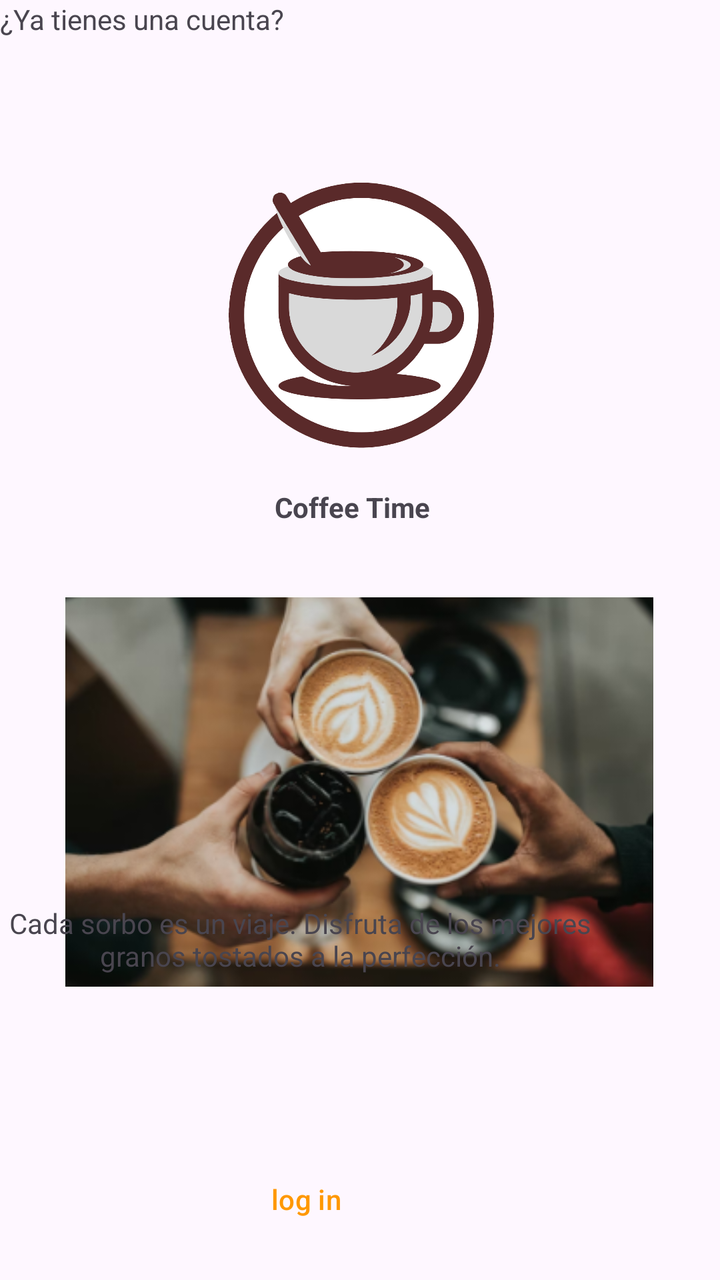
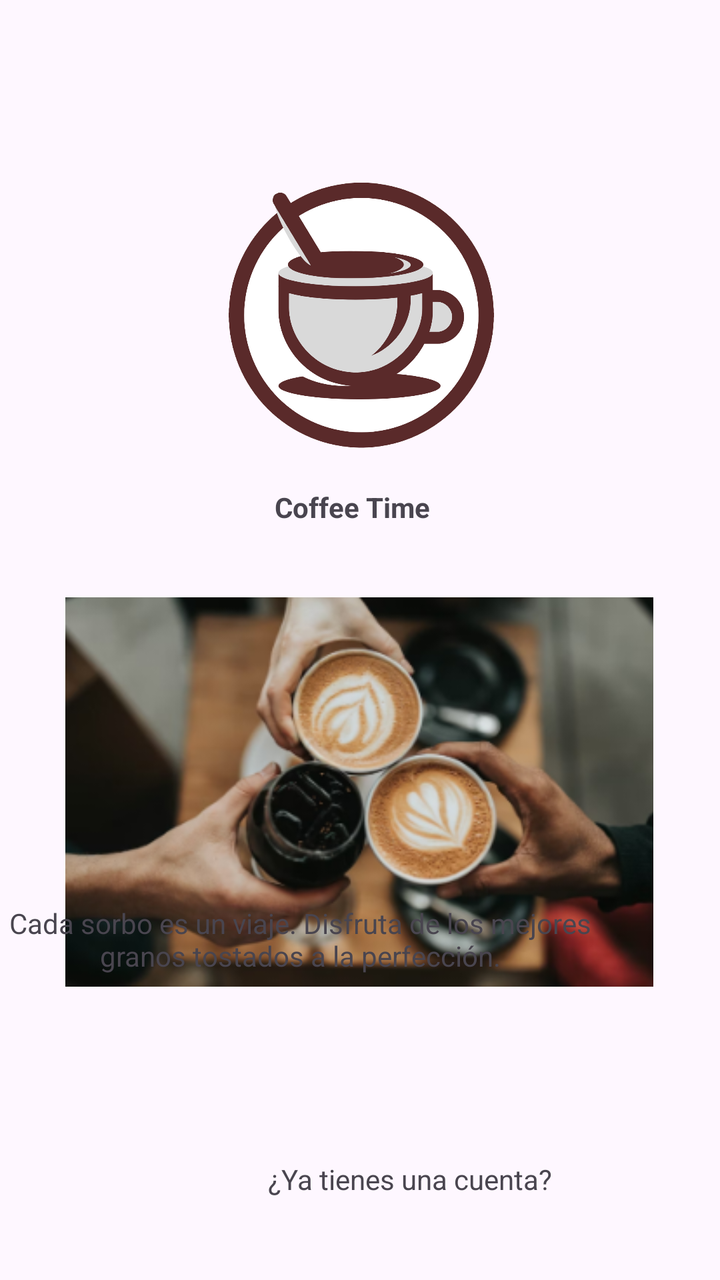

The first picture is an Android layout as it rendered before a commit; the second is the same layout after the commit. The layout source and the unified diff follow.
<!-- AndroidManifest.xml: application theme Theme.Cafeteria -->
<!-- res/layout/activity_main.xml -->
<?xml version="1.0" encoding="utf-8"?>
<androidx.constraintlayout.widget.ConstraintLayout xmlns:android="http://schemas.android.com/apk/res/android"
    xmlns:app="http://schemas.android.com/apk/res-auto"
    xmlns:tools="http://schemas.android.com/tools"
    android:id="@+id/main"
    android:layout_width="match_parent"
    android:layout_height="match_parent"
    tools:context=".MainActivity">


    <ImageView
        android:id="@+id/imageView"
        android:layout_width="266dp"
        android:layout_height="268dp"
        android:layout_marginStart="130dp"
        android:layout_marginTop="32dp"
        android:layout_marginEnd="131dp"
        android:src="@drawable/logo_coffe"
        app:layout_constraintEnd_toEndOf="parent"
        app:layout_constraintHorizontal_bias="0.495"
        app:layout_constraintStart_toStartOf="parent"
        app:layout_constraintTop_toTopOf="parent" />

    <ImageView
        android:id="@+id/imgLogo2"
        android:layout_width="294dp"
        android:layout_height="200dp"
        android:layout_marginTop="296dp"
        android:src="@drawable/tres_tazas"
        app:layout_constraintEnd_toEndOf="parent"
        app:layout_constraintHorizontal_bias="0.495"
        app:layout_constraintStart_toStartOf="parent"
        app:layout_constraintTop_toTopOf="parent" />

    <TextView
        android:id="@+id/textView2"
        android:layout_width="86dp"
        android:layout_height="19dp"
        android:layout_marginStart="32dp"
        android:layout_marginTop="244dp"
        android:layout_marginEnd="24dp"
        android:text="Coffee Time"
        android:textStyle="bold"
        app:layout_constraintEnd_toEndOf="parent"
        app:layout_constraintHorizontal_bias="0.483"
        app:layout_constraintStart_toStartOf="parent"
        app:layout_constraintTop_toTopOf="parent" />

    <TextView
        android:id="@+id/textView3"
        android:layout_width="296dp"
        android:layout_height="57dp"
        android:layout_marginStart="53dp"
        android:layout_marginTop="7dp"
        android:layout_marginEnd="62dp"
        android:gravity="center"
        android:text="Cada sorbo es un viaje. Disfruta de los mejores     granos tostados a la perfección."
        app:layout_constraintBottom_toBottomOf="parent"
        app:layout_constraintEnd_toEndOf="parent"
        app:layout_constraintHorizontal_bias="1.0"
        app:layout_constraintStart_toStartOf="parent"
        app:layout_constraintTop_toTopOf="parent"
        app:layout_constraintVertical_bias="0.754" />

    <Button
        android:id="@+id/button"
        android:layout_width="270dp"
        android:layout_height="60dp"
        android:layout_marginStart="9dp"
        android:layout_marginTop="580dp"
        android:layout_marginBottom="91dp"
        android:text="Empezar"
        app:layout_constraintBottom_toBottomOf="parent"
        app:layout_constraintEnd_toEndOf="parent"
        app:layout_constraintHorizontal_bias="0.477"
        app:layout_constraintStart_toStartOf="parent"
        app:layout_constraintTop_toTopOf="parent"
        app:layout_constraintVertical_bias="0.0"
        android:backgroundTint="#FF9800"/>

    <TextView
        android:id="@+id/textView4"
        android:layout_width="wrap_content"
        android:layout_height="wrap_content"
        android:text="¿Ya tienes una cuenta?"
        tools:layout_editor_absoluteX="134dp"
        tools:layout_editor_absoluteY="654dp" />

    <Button
        android:layout_width="84dp"
        android:layout_height="41dp"
        android:layout_marginStart="162dp"
        android:layout_marginTop="10dp"
        android:layout_marginEnd="165dp"
        android:layout_marginBottom="20dp"
        android:background="@android:color/transparent"
        android:text="log in"
        android:textColor="#FF9800"
        app:layout_constraintBottom_toBottomOf="parent"
        app:layout_constraintEnd_toEndOf="parent"
        app:layout_constraintHorizontal_bias="1.0"
        app:layout_constraintStart_toStartOf="parent"
        app:layout_constraintTop_toBottomOf="@+id/textView4"
        app:layout_constraintVertical_bias="1.0" />

</androidx.constraintlayout.widget.ConstraintLayout>
<!-- resources referenced by this layout -->
<resources>
  <!-- drawable logo_coffe: png bitmap (drawable, 106600 bytes) -->
  <!-- drawable tres_tazas: png bitmap (drawable, 113190 bytes) -->
  <style name="Theme.Cafeteria" parent="Base.Theme.Cafeteria" />
  <style name="Base.Theme.Cafeteria" parent="Theme.Material3.DayNight.NoActionBar">
          
          
      </style>
</resources>

<!-- the commit's change to res/layout/activity_main.xml (unified diff, before → after) -->
@@ -80,13 +80,22 @@
 
     <TextView
         android:id="@+id/textView4"
-        android:layout_width="wrap_content"
-        android:layout_height="wrap_content"
+        android:layout_width="142dp"
+        android:layout_height="19dp"
+        android:layout_marginStart="134dp"
+        android:layout_marginTop="20dp"
+        android:layout_marginEnd="135dp"
+        android:layout_marginBottom="50dp"
         android:text="¿Ya tienes una cuenta?"
-        tools:layout_editor_absoluteX="134dp"
-        tools:layout_editor_absoluteY="654dp" />
+        app:layout_constraintBottom_toTopOf="@+id/button2"
+        app:layout_constraintEnd_toEndOf="parent"
+        app:layout_constraintHorizontal_bias="0.0"
+        app:layout_constraintStart_toStartOf="parent"
+        app:layout_constraintTop_toBottomOf="parent"
+        app:layout_constraintVertical_bias="0.6" />
 
     <Button
+        android:id="@+id/button2"
         android:layout_width="84dp"
         android:layout_height="41dp"
         android:layout_marginStart="162dp"
